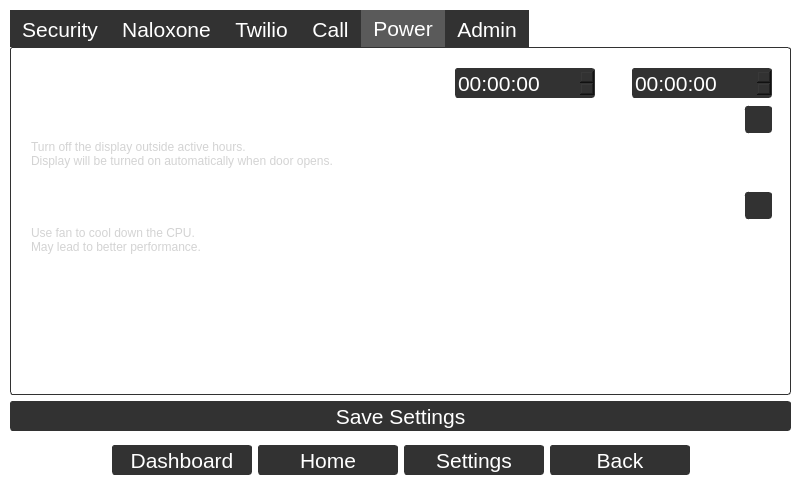
This is oobe_qt/door_close_window.ui in zyl120/Naloxone_Safety_Kit as Qt 5 draws it before an edit. The edited form follows.
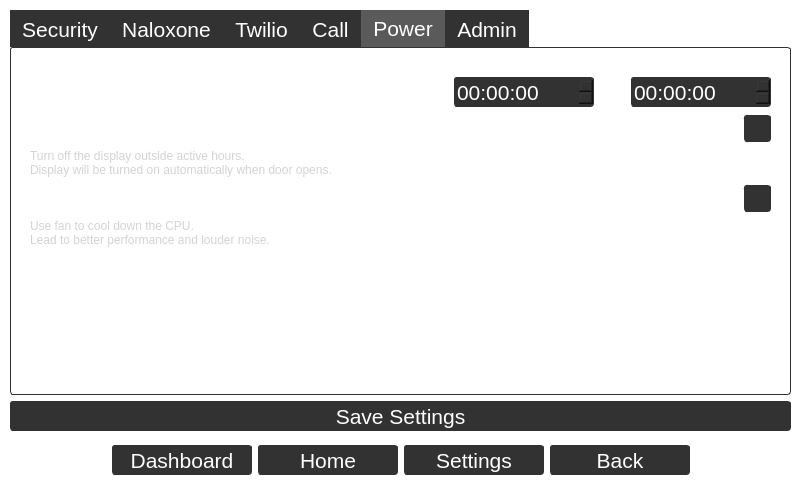
This is the edited form. The open tabs and pages were chosen to show the change.

Commit message: adjust font size

What changed in the file:
```diff
--- a/oobe_qt/door_close_window.ui
+++ b/oobe_qt/door_close_window.ui
@@ -2824,10 +2824,10 @@
           <widget class="QWidget" name="verticalLayoutWidget_15">
            <property name="geometry">
             <rect>
-             <x>20</x>
-             <y>20</y>
+             <x>19</x>
+             <y>29</y>
              <width>741</width>
-             <height>311</height>
+             <height>301</height>
             </rect>
            </property>
            <layout class="QVBoxLayout" name="verticalLayout_17">
@@ -3020,35 +3020,14 @@
                </layout>
               </item>
               <item>
-               <widget class="QLabel" name="label_14">
-                <property name="sizePolicy">
-                 <sizepolicy hsizetype="Preferred" vsizetype="Preferred">
-                  <horstretch>0</horstretch>
-                  <verstretch>0</verstretch>
-                 </sizepolicy>
-                </property>
-                <property name="minimumSize">
-                 <size>
-                  <width>0</width>
-                  <height>44</height>
-                 </size>
-                </property>
-                <property name="font">
-                 <font>
-                  <pointsize>9</pointsize>
-                  <bold>false</bold>
-                 </font>
-                </property>
+               <widget class="QLabel" name="label_16">
                 <property name="styleSheet">
                  <string notr="true">color:lightgrey</string>
                 </property>
                 <property name="text">
-                 <string>Turn off the display outside active hours. 
+                 <string>Turn off the display outside active hours.
 Display will be turned on automatically when door opens.</string>
                 </property>
-                <property name="textFormat">
-                 <enum>Qt::PlainText</enum>
-                </property>
                 <property name="alignment">
                  <set>Qt::AlignLeading|Qt::AlignLeft|Qt::AlignTop</set>
                 </property>
@@ -3136,30 +3115,13 @@
                </layout>
               </item>
               <item>
-               <widget class="QLabel" name="label_19">
-                <property name="minimumSize">
-                 <size>
-                  <width>0</width>
-                  <height>44</height>
-                 </size>
-                </property>
-                <property name="font">
-                 <font>
-                  <pointsize>9</pointsize>
-                 </font>
-                </property>
+               <widget class="QLabel" name="label_15">
                 <property name="styleSheet">
                  <string notr="true">color:lightgrey</string>
                 </property>
                 <property name="text">
                  <string>Use fan to cool down the CPU.
-May lead to better performance.</string>
-                </property>
-                <property name="textFormat">
-                 <enum>Qt::PlainText</enum>
-                </property>
-                <property name="scaledContents">
-                 <bool>false</bool>
+Lead to better performance and louder noise.</string>
                 </property>
                 <property name="alignment">
                  <set>Qt::AlignLeading|Qt::AlignLeft|Qt::AlignTop</set>
@@ -3176,9 +3138,6 @@
               <property name="orientation">
                <enum>Qt::Vertical</enum>
               </property>
-              <property name="sizeType">
-               <enum>QSizePolicy::Expanding</enum>
-              </property>
               <property name="sizeHint" stdset="0">
                <size>
                 <width>20</width>
```
Left out of the diff: 22 changed lines with no effect on the pictures. The commit also changes 2 other files.
